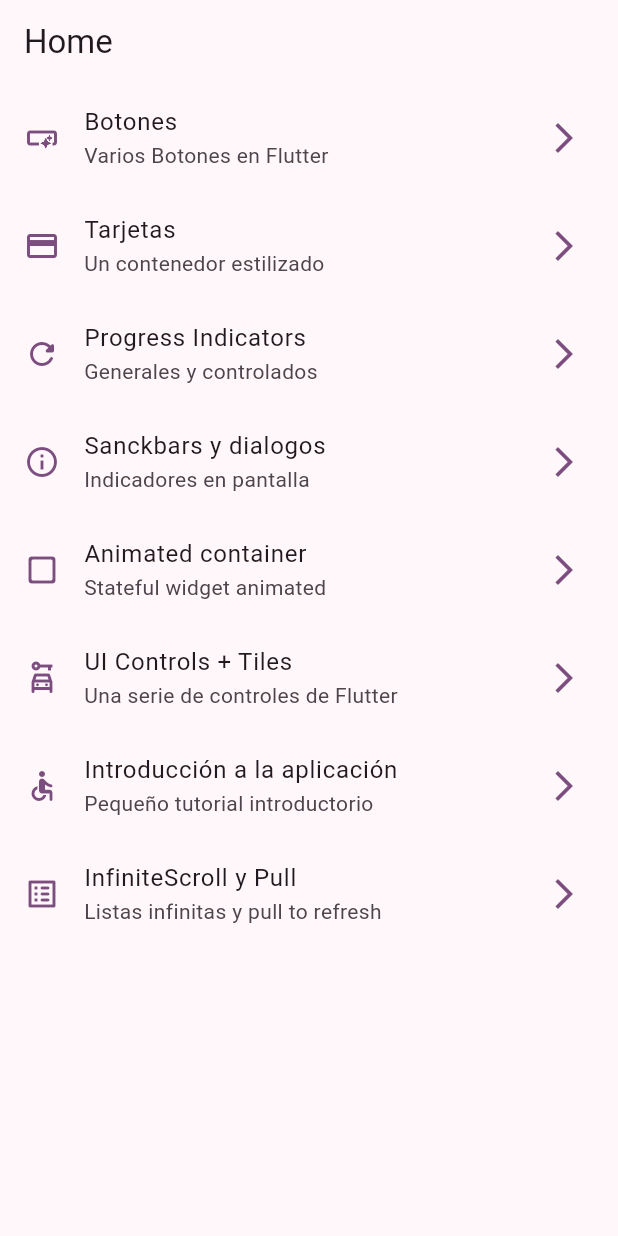
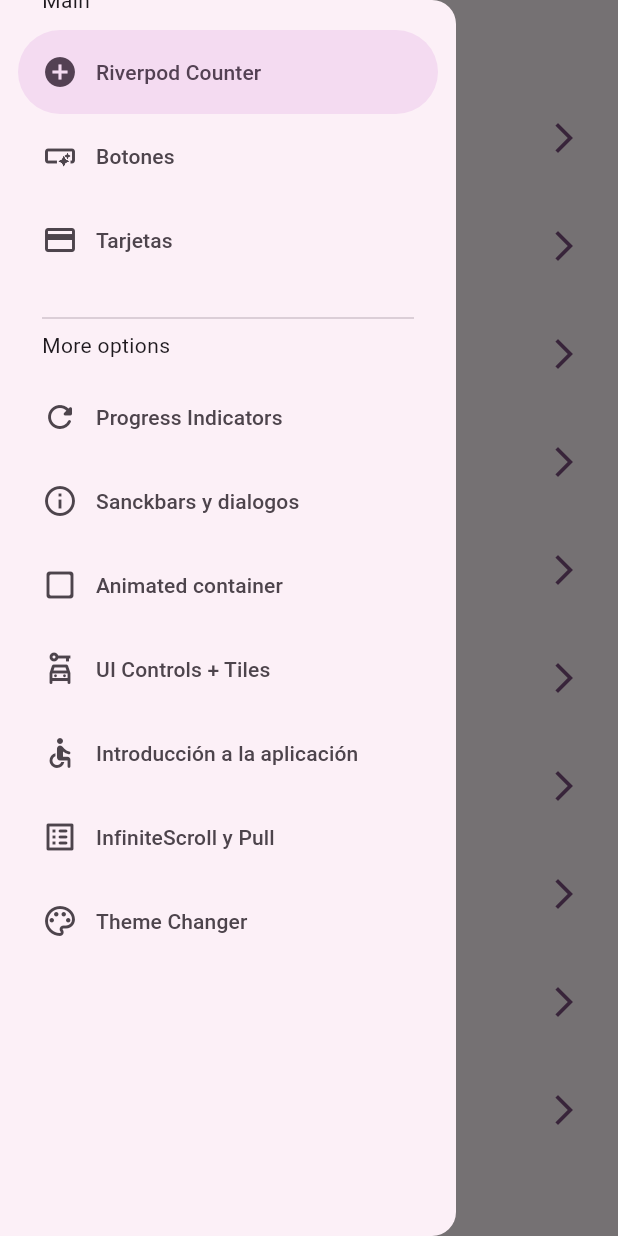
Before and after one commit to SebastianCoronaOptimen/CrusoFlutter, a Flutter app: the screen it shows after launch, with the side drawer open (before the commit the screen has no drawer), on a phone screen of 412 x 824 dp. Run offline on Flutter 3.47's test engine with Material 3 defaults, Android fonts, the phone set to English and light mode, and no system bars; our stand-ins replace animate_do, dio, flutter_riverpod, go_router, video_player.

Commit message:
Colores screen

```diff
--- a/widgets_app/lib/config/menu/menu_items.dart
+++ b/widgets_app/lib/config/menu/menu_items.dart
@@ -15,6 +15,12 @@ class MenuItem{
 }
 
 const appMenuItems = <MenuItem>[
+  MenuItem(
+    title: 'Riverpod Counter',
+    subtitle: 'Introduccion a Riverpod',
+    link: '/counter',
+    icon: Icons.add_circle
+  ),
   MenuItem(
     title: 'Botones',
     subtitle: 'Varios Botones en Flutter',
@@ -63,4 +69,11 @@ const appMenuItems = <MenuItem>[
     link: '/infinite',
     icon: Icons.list_alt_rounded
   ),
+    MenuItem(
+    title: 'Theme Changer',
+    subtitle: 'Cambiar el color de la app',
+    link: '/theme-changer',
+    icon: Icons.color_lens_outlined
+  ),
+
 ];
--- a/widgets_app/lib/config/router/app_router.dart
+++ b/widgets_app/lib/config/router/app_router.dart
@@ -52,5 +52,16 @@ final appRouter = GoRouter(
       path: '/infinite',
       builder: (context, state) => const InfiniteScrollScreen(),
     ),
+    GoRoute(
+      name: CounterScreen.name,
+      path: '/counter',
+      builder: (context, state) => const CounterScreen(),
+    ),
+    GoRoute(
+      name: ThemeChangerScreen.name,
+      path: '/theme-changer',
+      builder: (context, state) => const ThemeChangerScreen(),
+    ),
+
   ],
 );
--- /dev/null
+++ b/widgets_app/lib/presentation/providers/counter_provider.dart
@@ -0,0 +1,3 @@
+import 'package:flutter_riverpod/flutter_riverpod.dart';
+
+final counterProvider = StateProvider<int>((ref) => 5);
--- a/widgets_app/lib/presentation/screens/home/home_screen.dart
+++ b/widgets_app/lib/presentation/screens/home/home_screen.dart
@@ -1,6 +1,7 @@
 import 'package:flutter/material.dart';
 import 'package:go_router/go_router.dart';
 import 'package:widgets_app/config/menu/menu_items.dart';
+import 'package:widgets_app/presentation/widgets/side_menu.dart';
 
 
 class HomeScreen extends StatelessWidget {
@@ -11,11 +12,16 @@ class HomeScreen extends StatelessWidget {
 
   @override
   Widget build(BuildContext context) {
+
+    final scaffoldKey = GlobalKey<ScaffoldState>();
+
     return  Scaffold(
+      key: scaffoldKey,
       appBar: AppBar(
         title: const Text('Home'),
       ),
       body: const _HomeView(),
+      drawer: SideMenu(scaffoldKey: scaffoldKey,),
     );
   }
 }
--- a/widgets_app/lib/presentation/screens/screens.dart
+++ b/widgets_app/lib/presentation/screens/screens.dart
@@ -2,8 +2,10 @@ export 'package:widgets_app/presentation/screens/animated/animated_screen.dart';
 export 'package:widgets_app/presentation/screens/app_tutorial/app_tutorial_screen.dart';
 export 'package:widgets_app/presentation/screens/buttons/buttons_screen.dart';
 export 'package:widgets_app/presentation/screens/cards/cards_screen.dart';
+export 'package:widgets_app/presentation/screens/counter/counter_screen.dart';
 export 'package:widgets_app/presentation/screens/home/home_screen.dart';
 export 'package:widgets_app/presentation/screens/infinite_scroll/infinite_scroll_screen.dart';
 export 'package:widgets_app/presentation/screens/progress/pregress_screen.dart';
 export 'package:widgets_app/presentation/screens/snackbar/snackbar_screen.dart';
+export 'package:widgets_app/presentation/screens/theme_changer/theme_changer_screen.dart';
 export 'package:widgets_app/presentation/screens/ui_controls/ui_controls_screen.dart';
--- /dev/null
+++ b/widgets_app/lib/presentation/widgets/side_menu.dart
@@ -0,0 +1,71 @@
+import 'package:flutter/material.dart';
+import 'package:go_router/go_router.dart';
+import 'package:widgets_app/config/menu/menu_items.dart';
+
+class SideMenu extends StatefulWidget {
+
+  final GlobalKey<ScaffoldState> scaffoldKey;
+
+  const SideMenu({
+    super.key,
+    required this.scaffoldKey
+    });
+
+  @override
+  State<SideMenu> createState() => _SideMenuState();
+}
+
+class _SideMenuState extends State<SideMenu> {
+
+  int navDrawerIndex = 0;
+
+  @override
+  Widget build(BuildContext context) {
+
+    final hasNotch = MediaQuery.of(context).viewPadding.top;
+
+    return NavigationDrawer(
+      selectedIndex: navDrawerIndex,
+      onDestinationSelected: (value) {
+        setState(() {
+          navDrawerIndex = value;
+        });
+        final menuItem = appMenuItems[value];
+        context.push(menuItem.link);
+        widget.scaffoldKey.currentState?.closeDrawer();
+      },
+      children:[
+        Padding(
+          padding: EdgeInsets.fromLTRB(28, hasNotch-10, 16, 10),
+          child: const Text('Main'),
+        ),
+        ...appMenuItems
+        .sublist(0,3)
+        .map((item) {
+          return NavigationDrawerDestination(
+          icon: Icon(item.icon),
+          label: Text(item.title)
+          );
+        },
+        ),
+        const Padding(
+          padding: EdgeInsets.fromLTRB(28, 16, 28, 10),
+          child: Divider(),
+          ),
+        Padding(
+          padding: EdgeInsets.fromLTRB(28, hasNotch-10, 16, 10),
+          child: const Text('More options'),
+          ),
+        ...appMenuItems
+        .sublist(3)
+        .map((item) {
+          return NavigationDrawerDestination(
+          icon: Icon(item.icon),
+          label: Text(item.title)
+          );
+        })
+
+
+      ]);
+  }
+}
--- a/widgets_app/pubspec.yaml
+++ b/widgets_app/pubspec.yaml
@@ -10,6 +10,7 @@ dependencies:
   animate_do: ^3.3.4
   flutter:
     sdk: flutter
+  flutter_riverpod: ^2.5.1
   go_router: ^13.2.1
 
 dev_dependencies:
```
Also changed, not shown: widgets_app/lib/main.dart (+6 -1 lines), widgets_app/lib/presentation/providers/theme_provider.dart (added, +7 -0 lines), widgets_app/lib/presentation/screens/counter/counter_screen.dart (added, +43 -0 lines), widgets_app/lib/presentation/screens/theme_changer/theme_changer_screen.dart (added, +52 -0 lines), widgets_app/pubspec.lock.
